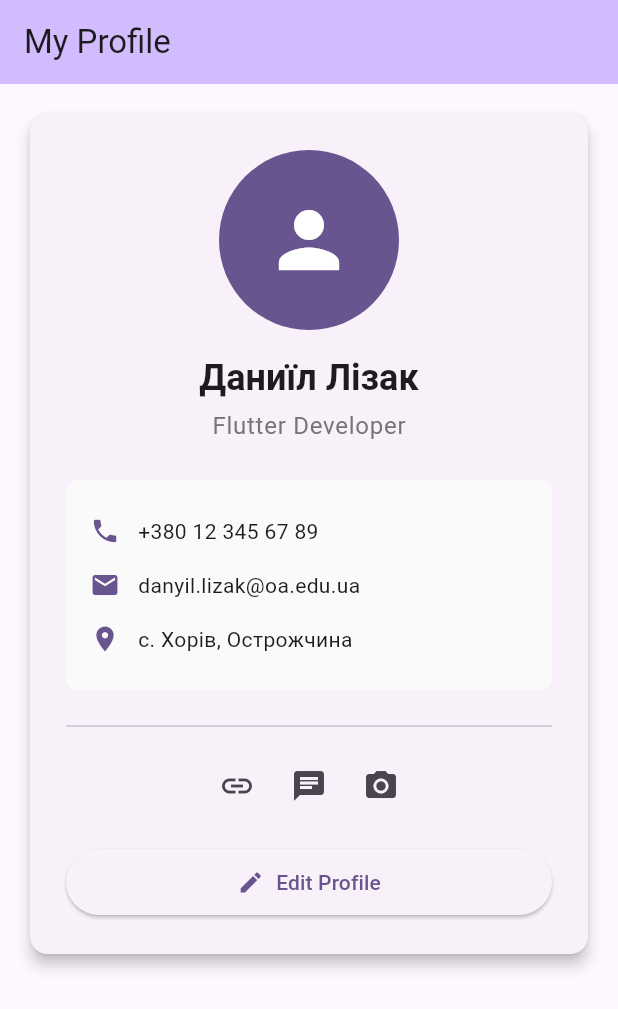
After one commit to OstrohCoder/flutter, a Flutter app: the screen it shows after launch, on a phone screen of 412 x 824 dp. The commit adds this screen. Shown: the top 1009 px of the screen. Run offline on Flutter 3.47's test engine with Material 3 defaults, Android fonts, the phone set to English and light mode, and no system bars.

Commit message:
Profile Card app v2.0

```diff
--- /dev/null
+++ b/profile_card_app/lib/screens/profile_screen.dart
@@ -0,0 +1,31 @@
+import 'package:flutter/material.dart';
+
+import '../widgets/profile_card.dart';
+
+class ProfileScreen extends StatelessWidget {
+  const ProfileScreen({super.key});
+
+  @override
+  Widget build(BuildContext context) {
+    return Scaffold(
+      appBar: AppBar(
+        title: const Text('My Profile'),
+        backgroundColor: Theme.of(context).colorScheme.inversePrimary,
+      ),
+      body: SingleChildScrollView(
+        child: Center(
+          child: Padding(
+            padding: EdgeInsets.all(16),
+            child: ProfileCard(
+              name: 'Даниїл Лізак',
+              profession: 'Flutter Developer',
+              phone: '+380 12 345 67 89',
+              email: 'danyil.lizak@oa.edu.ua',
+              location: 'с. Хорів, Острожчина',
+            ),
+          ),
+        ),
+      ),
+    );
+  }
+}
--- /dev/null
+++ b/profile_card_app/lib/widgets/profile_card.dart
@@ -0,0 +1,157 @@
+import 'package:flutter/material.dart';
+
+import '../screens/profile_detail_screen.dart';
+
+class ProfileCard extends StatelessWidget {
+  final String name;
+  final String profession;
+  final String phone;
+  final String email;
+  final String location;
+
+  const ProfileCard({
+    super.key,
+    required this.name,
+    required this.profession,
+    required this.phone,
+    required this.email,
+    required this.location,
+  });
+
+  @override
+  Widget build(BuildContext context) {
+    return Container(
+      constraints: BoxConstraints(maxWidth: 400),
+      child: Card(
+        elevation: 4,
+        child: Padding(
+          padding: EdgeInsets.all(24),
+          child: Column(
+            mainAxisSize: MainAxisSize.min,
+            children: [
+              GestureDetector(
+                onTap: () {
+                  Navigator.push(
+                    context,
+                    MaterialPageRoute(
+                      builder: (_) => const ProfileDetailScreen(),
+                    ),
+                  );
+                },
+                child: Hero(
+                  tag: 'profile-avatar',
+                  child: CircleAvatar(
+                    radius: 60,
+                    backgroundColor: Theme.of(context).colorScheme.primary,
+                    child: Icon(Icons.person, size: 60, color: Colors.white),
+                  ),
+                ),
+              ),
+
+              const SizedBox(height: 16),
+
+              Text(
+                name,
+                style: Theme.of(context).textTheme.headlineSmall?.copyWith(
+                  fontWeight: FontWeight.bold,
+                ),
+              ),
+
+              const SizedBox(height: 4),
+
+              Text(
+                profession,
+                style: Theme.of(
+                  context,
+                ).textTheme.bodyLarge?.copyWith(color: Colors.grey[600]),
+              ),
+
+              const SizedBox(height: 24),
+
+              Container(
+                padding: EdgeInsets.all(16),
+                decoration: BoxDecoration(
+                  color: Colors.grey[50],
+                  borderRadius: BorderRadius.circular(8),
+                ),
+                child: Column(
+                  children: [
+                    _ContactInfo(icon: Icons.phone, text: phone),
+                    _ContactInfo(icon: Icons.email, text: email),
+                    _ContactInfo(icon: Icons.location_on, text: location),
+                  ],
+                ),
+              ),
+
+              const SizedBox(height: 16),
+              const Divider(),
+              const SizedBox(height: 8),
+
+              Row(
+                mainAxisAlignment: MainAxisAlignment.center,
+                children: [
+                  IconButton(
+                    icon: Icon(Icons.link),
+                    tooltip: 'Website',
+                    onPressed: () => debugPrint('Website'),
+                  ),
+                  IconButton(
+                    icon: Icon(Icons.chat),
+                    tooltip: 'Telegram',
+                    onPressed: () => debugPrint('Telegram'),
+                  ),
+                  IconButton(
+                    icon: Icon(Icons.photo_camera),
+                    tooltip: 'Instagram',
+                    onPressed: () => debugPrint('Instagram'),
+                  ),
+                ],
+              ),
+
+              const SizedBox(height: 16),
+
+              SizedBox(
+                width: double.infinity,
+                child: ElevatedButton.icon(
+                  onPressed: () {
+                    ScaffoldMessenger.of(context).showSnackBar(
+                      const SnackBar(content: Text('Edit Profile clicked')),
+                    );
+                  },
+                  icon: Icon(Icons.edit),
+                  label: Text('Edit Profile'),
+                  style: ElevatedButton.styleFrom(
+                    padding: EdgeInsets.symmetric(vertical: 12),
+                  ),
+                ),
+              ),
+            ],
+          ),
+        ),
+      ),
+    );
+  }
+}
+
+class _ContactInfo extends StatelessWidget {
+  final IconData icon;
+  final String text;
+
+  const _ContactInfo({required this.icon, required this.text});
+
+  @override
+  Widget build(BuildContext context) {
+    return Padding(
+      padding: EdgeInsets.symmetric(vertical: 8),
+      child: Row(
+        children: [
+          Icon(icon, size: 20, color: Theme.of(context).colorScheme.primary),
+
+          const SizedBox(width: 12),
+
+          Text(text, style: TextStyle(fontSize: 14)),
+        ],
+      ),
+    );
+  }
+}
```
Also changed, not shown: profile_card_app/lib/main.dart (+1 -148 lines), profile_card_app/lib/screens/profile_detail_screen.dart (added, +22 -0 lines).
